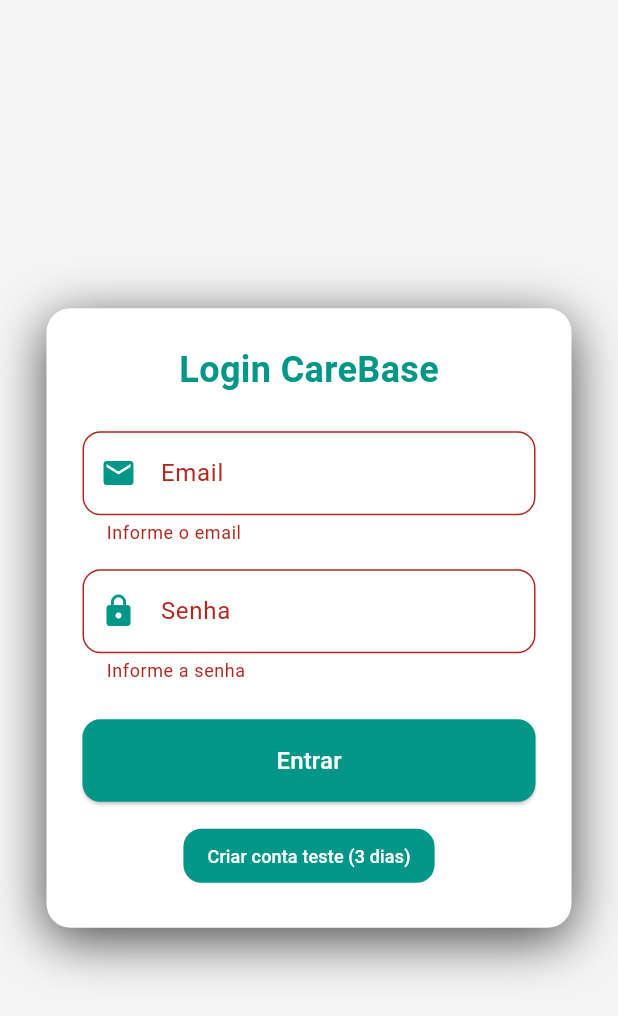
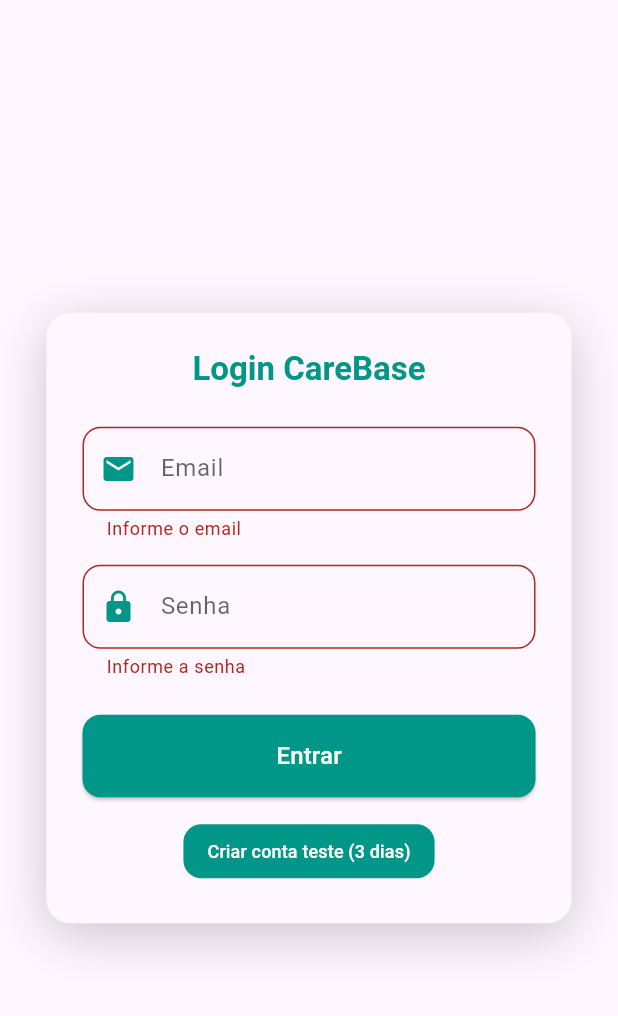
Before and after one commit to DiegoViana90/carebase, a Flutter app: the screen it shows after launch, after a tap on "Entrar", on a phone screen of 412 x 824 dp. Shown: the top 1016 px of the screen. Run offline on Flutter 3.47's test engine with Material 3 defaults, Android fonts, the phone set to English and light mode, and no system bars; our stand-ins replace shared_preferences.

Commit message:
feat: integra fluxo de login com o backend

```diff
--- /dev/null
+++ b/lib/core/config/app_config.dart
@@ -0,0 +1,3 @@
+class AppConfig {
+  static const String apiBaseUrl = 'https://localhost:7105/api';
+}
--- /dev/null
+++ b/lib/core/services/auth_service.dart
@@ -0,0 +1,48 @@
+import 'dart:convert';
+import 'package:http/http.dart' as http;
+import 'package:shared_preferences/shared_preferences.dart';
+import 'package:carebase/core/config/app_config.dart';
+
+class AuthService {
+  static const _tokenKey = 'auth_token';
+
+  /// Faz login com email e senha
+  static Future<bool> login(String email, String password) async {
+    final url = Uri.parse('${AppConfig.apiBaseUrl}/auth/login');
+
+    final response = await http.post(
+      url,
+      headers: {'Content-Type': 'application/json'},
+      body: jsonEncode({'email': email, 'password': password}),
+    );
+
+    if (response.statusCode == 200) {
+      final json = jsonDecode(response.body);
+      final token = json['data']['token'];
+
+      final prefs = await SharedPreferences.getInstance();
+      await prefs.setString(_tokenKey, token);
+
+      return true;
+    } else {
+      throw Exception(
+        jsonDecode(response.body)['message'] ?? 'Erro ao fazer login',
+      );
+    }
+  }
+
+  static Future<String?> getToken() async {
+    final prefs = await SharedPreferences.getInstance();
+    return prefs.getString(_tokenKey);
+  }
+
+  static Future<void> logout() async {
+    final prefs = await SharedPreferences.getInstance();
+    await prefs.remove(_tokenKey);
+  }
+
+  static Future<bool> isLoggedIn() async {
+    final token = await getToken();
+    return token != null;
+  }
+}
--- /dev/null
+++ b/lib/core/theme/theme_provider.dart
@@ -0,0 +1,27 @@
+// lib/core/theme/theme_provider.dart
+import 'package:flutter/material.dart';
+import 'package:shared_preferences/shared_preferences.dart';
+
+class ThemeProvider with ChangeNotifier {
+  static const _themeKey = 'is_dark_theme';
+  bool _isDark = false;
+
+  bool get isDark => _isDark;
+
+  ThemeProvider() {
+    _loadTheme();
+  }
+
+  void _loadTheme() async {
+    final prefs = await SharedPreferences.getInstance();
+    _isDark = prefs.getBool(_themeKey) ?? false;
+    notifyListeners();
+  }
+
+  void toggleTheme() async {
+    _isDark = !_isDark;
+    final prefs = await SharedPreferences.getInstance();
+    await prefs.setBool(_themeKey, _isDark);
+    notifyListeners();
+  }
+}
--- a/lib/main.dart
+++ b/lib/main.dart
@@ -1,14 +1,22 @@
 import 'package:flutter/material.dart';
+import 'package:provider/provider.dart';
+import 'core/theme/theme_provider.dart';
 
+import 'pages/auth_check_page.dart'; // NOVO
 import 'pages/login_page.dart';
 import 'pages/dashboard_page.dart';
 import 'pages/settings_page.dart';
 import 'pages/patients_page.dart';
 import 'pages/consultations_page.dart';
+import 'pages/finance_page.dart';
 
 void main() {
-  WidgetsFlutterBinding.ensureInitialized();
-  runApp(const CareBaseApp());
+  runApp(
+    ChangeNotifierProvider(
+      create: (_) => ThemeProvider(),
+      child: const CareBaseApp(),
+    ),
+  );
 }
 
 class CareBaseApp extends StatelessWidget {
@@ -16,20 +24,25 @@
 
   @override
   Widget build(BuildContext context) {
+    final themeProvider = Provider.of<ThemeProvider>(context);
+
     return MaterialApp(
       title: 'CareBase',
+      themeMode: themeProvider.isDark ? ThemeMode.dark : ThemeMode.light,
       theme: ThemeData(
         primarySwatch: Colors.teal,
         brightness: Brightness.light,
       ),
       darkTheme: ThemeData.dark(),
-      initialRoute: '/login',  // <-- login primeiro
+      initialRoute: '/', // <- MUDADO AQUI
       routes: {
+        '/': (context) => const AuthCheckPage(), // <- ADICIONADO
         '/login': (context) => const LoginPage(),
         '/dashboard': (context) => const DashboardPage(),
         '/config': (context) => const SettingsPage(),
         '/pacientes': (context) => const PatientsPage(),
         '/consultas': (context) => const ConsultationsPage(),
+        '/financeiro': (context) => const FinancePage(),
       },
     );
   }
--- a/lib/pages/Login_Page.dart
+++ b/lib/pages/Login_Page.dart
@@ -1,4 +1,8 @@
+import 'dart:convert';
 import 'package:flutter/material.dart';
+import 'package:http/http.dart' as http;
+import 'package:shared_preferences/shared_preferences.dart';
+import 'package:carebase/core/services/auth_service.dart';
 
 class LoginPage extends StatefulWidget {
   const LoginPage({super.key});
@@ -15,35 +19,35 @@
   bool _loading = false;
   String? _errorMessage;
 
-  void _login() {
+  Future<void> _login() async {
     if (_formKey.currentState!.validate()) {
       setState(() {
         _loading = true;
         _errorMessage = null;
       });
 
-      Future.delayed(const Duration(seconds: 1), () {
+      try {
+        final success = await AuthService.login(
+          _emailController.text.trim(),
+          _passwordController.text,
+        );
+
+        if (success && mounted) {
+          Navigator.pushReplacementNamed(context, '/dashboard');
+        }
+      } catch (e) {
+        setState(() {
+          _errorMessage = e.toString().replaceAll('Exception:', '').trim();
+        });
+      } finally {
         setState(() {
           _loading = false;
         });
-
-        final email = _emailController.text.trim();
-        final password = _passwordController.text;
-
-        if (email == 'admin@carebase.com' && password == '123456') {
-          Navigator.pushReplacementNamed(context, '/');
-        } else {
-          setState(() {
-            _errorMessage = 'Email ou senha incorretos.';
-          });
-        }
-      });
+      }
     }
   }
 
   void _createTestAccount() {
-    // Aqui você pode implementar a criação da conta de teste
-    // Por enquanto só um snackbar para demonstrar
     ScaffoldMessenger.of(context).showSnackBar(
       const SnackBar(
         content: Text('Função criar conta teste ainda não implementada'),
@@ -53,24 +57,27 @@
 
   @override
   Widget build(BuildContext context) {
+    final theme = Theme.of(context);
+    final isDark = theme.brightness == Brightness.dark;
+
     return Scaffold(
-      backgroundColor: Colors.grey[100], // fundo suave
+      backgroundColor: theme.scaffoldBackgroundColor,
       body: Center(
         child: SingleChildScrollView(
           child: Container(
             width: 350,
             padding: const EdgeInsets.all(24),
             decoration: BoxDecoration(
-              color: Colors.white,
+              color: theme.cardColor,
               borderRadius: BorderRadius.circular(16),
               boxShadow: [
                 BoxShadow(
-                  color: Colors.black.withOpacity(0.7), // sombra mais escura
-                  blurRadius: 30, // sombra mais espalhada
-                  offset: const Offset(
-                    0,
-                    8,
-                  ), // sombra mais deslocada verticalmente
+                  color:
+                      isDark
+                          ? Colors.black.withOpacity(0.5)
+                          : Colors.black.withOpacity(0.2),
+                  blurRadius: 30,
+                  offset: const Offset(0, 8),
                 ),
               ],
             ),
@@ -79,19 +86,20 @@
               child: Column(
                 mainAxisSize: MainAxisSize.min,
                 children: [
-                  const Text(
+                  Text(
                     'Login CareBase',
-                    style: TextStyle(
-                      fontSize: 24,
+                    style: theme.textTheme.titleLarge?.copyWith(
+                      color: Colors.teal,
                       fontWeight: FontWeight.bold,
-                      color: Colors.teal,
                     ),
                   ),
                   const SizedBox(height: 24),
                   TextFormField(
                     controller: _emailController,
+                    style: theme.textTheme.bodyLarge,
                     decoration: InputDecoration(
                       labelText: 'Email',
+                      labelStyle: TextStyle(color: theme.hintColor),
                       prefixIcon: const Icon(Icons.email, color: Colors.teal),
                       border: OutlineInputBorder(
                         borderRadius: BorderRadius.circular(12),
@@ -99,8 +107,9 @@
                     ),
                     keyboardType: TextInputType.emailAddress,
                     validator: (value) {
-                      if (value == null || value.isEmpty)
+                      if (value == null || value.isEmpty) {
                         return 'Informe o email';
+                      }
                       if (!value.contains('@')) return 'Email inválido';
                       return null;
                     },
@@ -108,8 +117,10 @@
                   const SizedBox(height: 16),
                   TextFormField(
                     controller: _passwordController,
+                    style: theme.textTheme.bodyLarge,
                     decoration: InputDecoration(
                       labelText: 'Senha',
+                      labelStyle: TextStyle(color: theme.hintColor),
                       prefixIcon: const Icon(Icons.lock, color: Colors.teal),
                       border: OutlineInputBorder(
                         borderRadius: BorderRadius.circular(12),
@@ -117,8 +128,9 @@
                     ),
                     obscureText: true,
                     validator: (value) {
-                      if (value == null || value.isEmpty)
+                      if (value == null || value.isEmpty) {
                         return 'Informe a senha';
+                      }
                       if (value.length < 4) return 'Senha muito curta';
                       return null;
                     },
@@ -169,14 +181,11 @@
                       padding: const EdgeInsets.symmetric(
                         vertical: 8,
                         horizontal: 16,
-                      ), // menos espaço interno
+                      ),
                       shape: RoundedRectangleBorder(
                         borderRadius: BorderRadius.circular(12),
                       ),
-                      minimumSize: const Size(
-                        150,
-                        36,
-                      ), // largura e altura mínimas
+                      minimumSize: const Size(150, 36),
                     ),
                     child: const Text(
                       'Criar conta teste (3 dias)',
--- /dev/null
+++ b/lib/pages/auth_check_page.dart
@@ -0,0 +1,76 @@
+import 'package:flutter/material.dart';
+import 'package:carebase/core/services/auth_service.dart';
+
+class AuthCheckPage extends StatefulWidget {
+  const AuthCheckPage({super.key});
+
+  @override
+  State<AuthCheckPage> createState() => _AuthCheckPageState();
+}
+
+class _AuthCheckPageState extends State<AuthCheckPage>
+    with SingleTickerProviderStateMixin {
+  late AnimationController _controller;
+  late Animation<double> _fadeIn;
+
+  @override
+  void initState() {
+    super.initState();
+    _controller = AnimationController(
+      vsync: this,
+      duration: const Duration(milliseconds: 600),
+    );
+    _fadeIn = Tween<double>(
+      begin: 0,
+      end: 1,
+    ).animate(CurvedAnimation(parent: _controller, curve: Curves.easeIn));
+    _controller.forward();
+    _checkLogin();
+  }
+
+  Future<void> _checkLogin() async {
+    final isLoggedIn = await AuthService.isLoggedIn();
+    await Future.delayed(const Duration(seconds: 1));
+
+    if (!mounted) return;
+
+    if (isLoggedIn) {
+      Navigator.pushReplacementNamed(context, '/dashboard');
+    } else {
+      Navigator.pushReplacementNamed(context, '/login');
+    }
+  }
+
+  @override
+  void dispose() {
+    _controller.dispose();
+    super.dispose();
+  }
+
+  @override
+  Widget build(BuildContext context) {
+    final theme = Theme.of(context);
+
+    return Scaffold(
+      backgroundColor: theme.scaffoldBackgroundColor,
+      body: Center(
+        child: FadeTransition(
+          opacity: _fadeIn,
+          child: Column(
+            mainAxisSize: MainAxisSize.min,
+            children: [
+              const CircularProgressIndicator(color: Colors.teal),
+              const SizedBox(height: 24),
+              Text(
+                'Autenticando...',
+                style: theme.textTheme.titleMedium?.copyWith(
+                  color: theme.hintColor,
+                ),
+              ),
+            ],
+          ),
+        ),
+      ),
+    );
+  }
+}
--- a/pubspec.yaml
+++ b/pubspec.yaml
@@ -16,6 +16,7 @@
   sqflite: ^2.3.0
   path: ^1.9.0
   path_provider: ^2.1.2
+  http: ^0.13.6
   shared_preferences: ^2.2.2
   uuid: ^4.5.1
   intl: ^0.18.0
```
Also changed, not shown: lib/pages/dashboard_page.dart (+64 -8 lines), lib/pages/finance_page.dart (added, +13 -0 lines), lib/pages/settings_page.dart (+25 -2 lines), pubspec.lock, 1 other file.
